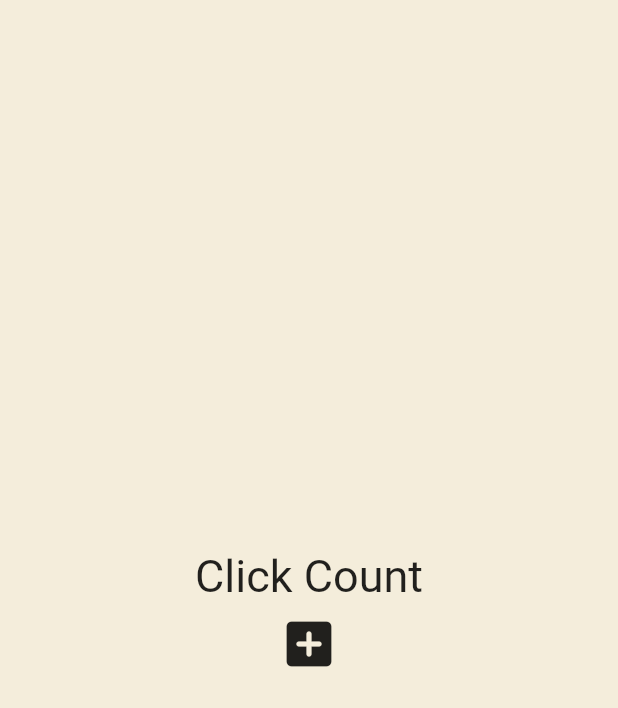
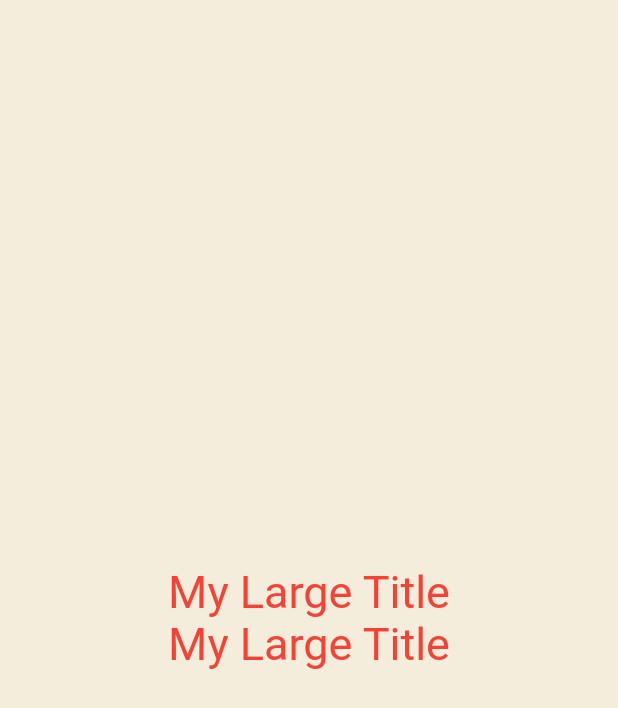
Before and after one commit to minho0315/toonflix, a Flutter app: the screen it shows after launch, on a phone screen of 412 x 824 dp. Shown: the top 708 px of the screen. Run offline on Flutter 3.47's test engine with Material 2 defaults, Android fonts, the phone set to English and light mode, and no system bars.

```diff
--- a/lib/main.dart
+++ b/lib/main.dart
@@ -12,35 +12,23 @@ class App extends StatefulWidget {
 }
 
 class _AppState extends State<App> {
-  List<int> numbers = [];
-
-  void onClicked() {
-    setState(() {
-      numbers.add(numbers.length);
-    });
-  }
-
   @override
   Widget build(BuildContext context) {
     return MaterialApp(
+      theme: ThemeData(
+        textTheme: const TextTheme(
+          titleLarge: TextStyle(
+            color: Colors.red,
+          ),
+        ),
+      ),
       home: Scaffold(
         backgroundColor: const Color(0xFFF4EDDB),
         body: Center(
           child: Column(
             mainAxisAlignment: MainAxisAlignment.center,
-            children: [
-              const Text(
-                'Click Count',
-                style: TextStyle(fontSize: 30),
-              ),
-              for (var n in numbers) Text('$n'),
-              IconButton(
-                iconSize: 40,
-                onPressed: onClicked,
-                icon: const Icon(
-                  Icons.add_box_rounded,
-                ),
-              ),
+            children: const [
+              MyLargeTitle(),
             ],
           ),
         ),
@@ -48,3 +36,38 @@ class _AppState extends State<App> {
     );
   }
 }
+
+class MyLargeTitle extends StatelessWidget {
+  const MyLargeTitle({super.key});
+
+  @override
+  Widget build(BuildContext context) {
+    return Column(
+      children: [
+        Text(
+          'My Large Title',
+          style: TextStyle(
+            fontSize: 30,
+            color: Theme.of(context).textTheme.titleLarge?.color,
+          ),
+        ),
+        const MyWidget()
+      ],
+    );
+  }
+}
+
+class MyWidget extends StatelessWidget {
+  const MyWidget({super.key});
+
+  @override
+  Widget build(BuildContext context) {
+    return Text(
+      'My Large Title',
+      style: TextStyle(
+        fontSize: 30,
+        color: Theme.of(context).textTheme.titleLarge?.color,
+      ),
+    );
+  }
+}
```
